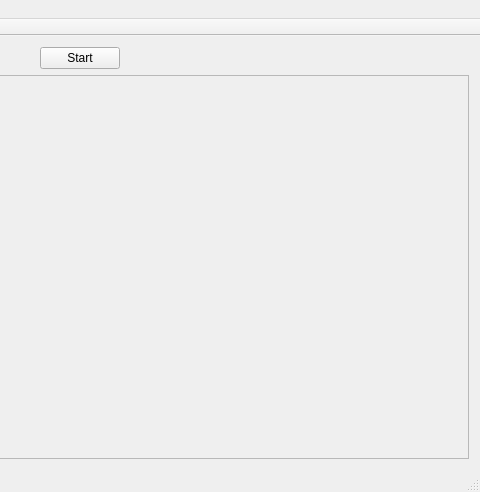
First picture: the form in mainwindow.ui, repository archerHe/heyuan, before the edit; both pictures show x 320 to 800 and y 0 to 492 of the 800 by 492 pixel window.
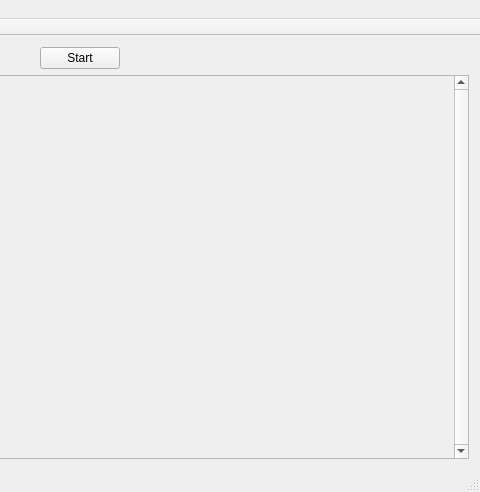
Second picture: the form after the edit.

The edit to the form file:
```diff
--- a/mainwindow.ui
+++ b/mainwindow.ui
@@ -62,6 +62,9 @@
       </item>
       <item>
        <widget class="QScrollArea" name="scrollArea">
+        <property name="verticalScrollBarPolicy">
+         <enum>Qt::ScrollBarAlwaysOn</enum>
+        </property>
         <property name="widgetResizable">
          <bool>true</bool>
         </property>
@@ -70,7 +73,7 @@
           <rect>
            <x>0</x>
            <y>0</y>
-           <width>778</width>
+           <width>765</width>
            <height>375</height>
           </rect>
          </property>
```
